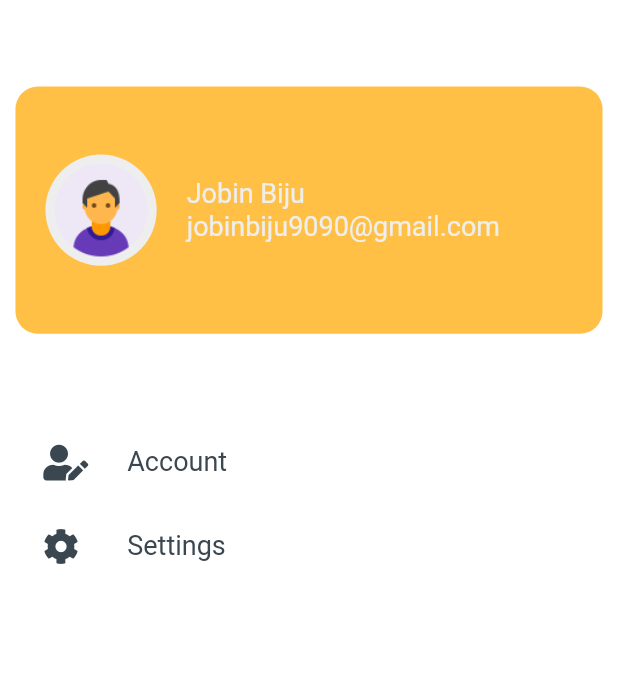
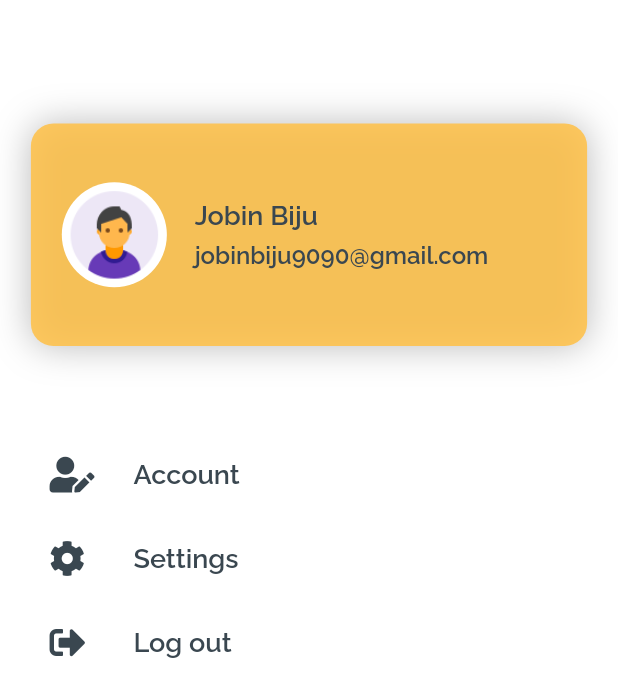
Before and after one commit to JobinBiju/Taskly, a Flutter app: the ProfileView screen opened by its route, on a phone screen of 412 x 824 dp. Shown: the top 697 px of the screen. Run offline on Flutter 3.47's test engine with Material 2 defaults, Android fonts, the phone set to English and light mode, and no system bars; our stand-ins replace bubble_bottom_bar, font_awesome_flutter, get, google_fonts, lottie.

Commit message:
Added log out option in profile

```diff
--- a/lib/app/global_widgets/user_avatar.dart
+++ b/lib/app/global_widgets/user_avatar.dart
@@ -11,7 +11,9 @@ class UserAvatar extends StatelessWidget {
   @override
   Widget build(BuildContext context) {
     return CircleAvatar(
-        radius: radius,
-        backgroundImage: AssetImage('assets/images/male-user-1.png'));
+      radius: radius,
+      backgroundImage: AssetImage('assets/images/male-user-1.png'),
+      backgroundColor: Theme.of(context).scaffoldBackgroundColor,
+    );
   }
 }
--- a/lib/app/modules/home/views/dashboard_view.dart
+++ b/lib/app/modules/home/views/dashboard_view.dart
@@ -16,7 +16,7 @@ class DashboardView extends GetView {
         crossAxisAlignment: CrossAxisAlignment.start,
         children: [
           SizedBox(
-            height: size.height * 0.07,
+            height: size.height * 0.08,
           ),
           Padding(
             padding: EdgeInsets.symmetric(horizontal: size.width * 0.065),
@@ -31,7 +31,7 @@ class DashboardView extends GetView {
                 GestureDetector(
                   onTap: () => Get.to(ProfileView()),
                   child: UserAvatar(
-                    radius: size.width * 0.055,
+                    radius: size.width * 0.062,
                   ),
                 ),
               ],
--- a/lib/app/modules/profile/views/profile_view.dart
+++ b/lib/app/modules/profile/views/profile_view.dart
@@ -14,24 +14,25 @@ class ProfileView extends GetView<ProfileController> {
       body: Container(
         height: size.height,
         width: size.width,
-        padding: EdgeInsets.only(top: size.height * 0.07),
+        padding: EdgeInsets.only(top: size.height * 0.1),
         decoration: BoxDecoration(
           color: Theme.of(context).scaffoldBackgroundColor,
         ),
         child: Column(
           children: [
             Container(
-              padding: EdgeInsets.symmetric(horizontal: 20),
-              height: size.height * 0.2,
-              width: size.width * 0.95,
+              padding: EdgeInsets.symmetric(horizontal: size.width * 0.05),
+              height: size.height * 0.18,
+              width: size.width * 0.90,
               decoration: BoxDecoration(
-                color: Theme.of(context).primaryColor,
+                color: Theme.of(context).primaryColor.withOpacity(0.85),
                 borderRadius: BorderRadius.circular(15),
+                boxShadow: [kDefaultShadow],
               ),
               child: Row(
                 children: [
-                  UserAvatar(radius: size.width * 0.09),
-                  SizedBox(width: 20),
+                  UserAvatar(radius: size.width * 0.085),
+                  SizedBox(width: size.width * 0.045),
                   Column(
                     mainAxisAlignment: MainAxisAlignment.center,
                     crossAxisAlignment: CrossAxisAlignment.start,
@@ -39,12 +40,17 @@ class ProfileView extends GetView<ProfileController> {
                       Text(
                         'Jobin Biju',
                         style: kSub2HeadTextStyle.copyWith(
-                            color: Theme.of(context).primaryColorLight),
+                          color: Theme.of(context).primaryColorDark,
+                          fontSize: 18,
+                        ),
                       ),
+                      SizedBox(height: size.height * 0.007),
                       Text(
                         'jobinbiju9090@gmail.com',
                         style: kSub2HeadTextStyle.copyWith(
-                            color: Theme.of(context).primaryColorLight),
+                          color: Theme.of(context).primaryColorDark,
+                          fontSize: 16,
+                        ),
                       ),
                     ],
                   )
@@ -56,7 +62,7 @@ class ProfileView extends GetView<ProfileController> {
             ),
             ListTile(
               contentPadding:
-                  EdgeInsets.symmetric(horizontal: size.width * 0.07),
+                  EdgeInsets.symmetric(horizontal: size.width * 0.08),
               onTap: () {},
               title: Text(
                 'Account',
@@ -71,7 +77,7 @@ class ProfileView extends GetView<ProfileController> {
             ),
             ListTile(
               contentPadding:
-                  EdgeInsets.symmetric(horizontal: size.width * 0.07),
+                  EdgeInsets.symmetric(horizontal: size.width * 0.08),
               onTap: () {
                 Get.to(SettingsView());
               },
@@ -86,6 +92,23 @@ class ProfileView extends GetView<ProfileController> {
                 color: Theme.of(context).primaryColorDark,
               ),
             ),
+            ListTile(
+              contentPadding:
+                  EdgeInsets.symmetric(horizontal: size.width * 0.08),
+              onTap: () {
+                Get.to(SettingsView());
+              },
+              title: Text(
+                'Log out',
+                style: kSub2HeadTextStyle.copyWith(
+                  color: Theme.of(context).primaryColorDark,
+                ),
+              ),
+              leading: Icon(
+                FontAwesomeIcons.signOutAlt,
+                color: Theme.of(context).primaryColorDark,
+              ),
+            ),
           ],
         ),
       ),
--- a/lib/app/theme/text_theme.dart
+++ b/lib/app/theme/text_theme.dart
@@ -1,18 +1,31 @@
 import 'package:flutter/material.dart';
+import 'package:google_fonts/google_fonts.dart';
 
-const kHeadTextStyle = TextStyle(
+var kHeadTextStyle = GoogleFonts.lato(
+  textStyle: TextStyle(
     fontSize: 38,
     fontWeight: FontWeight.w700,
     height: 1.2,
+  ),
 );
-const kSubHeadTextStyle = TextStyle(
+var kSubHeadTextStyle = GoogleFonts.raleway(
+  textStyle: TextStyle(
     fontSize: 26,
-  fontWeight: FontWeight.w400,
+    fontWeight: FontWeight.w600,
     height: 1.2,
+  ),
 );
 
-const kSub2HeadTextStyle = TextStyle(
+var kSub2HeadTextStyle = GoogleFonts.raleway(
+  textStyle: TextStyle(
     fontSize: 18,
-  fontWeight: FontWeight.w400,
+    fontWeight: FontWeight.w600,
     height: 1.2,
+  ),
 );
+
+const kDefaultShadow = BoxShadow(
+  offset: Offset(0, 0),
+  blurRadius: 20,
+  color: Colors.black26,
+);
```
Also changed, not shown: lib/app/modules/home/views/home_view.dart (+10 -3 lines). Lines whose indentation alone changed are shown as unchanged.
